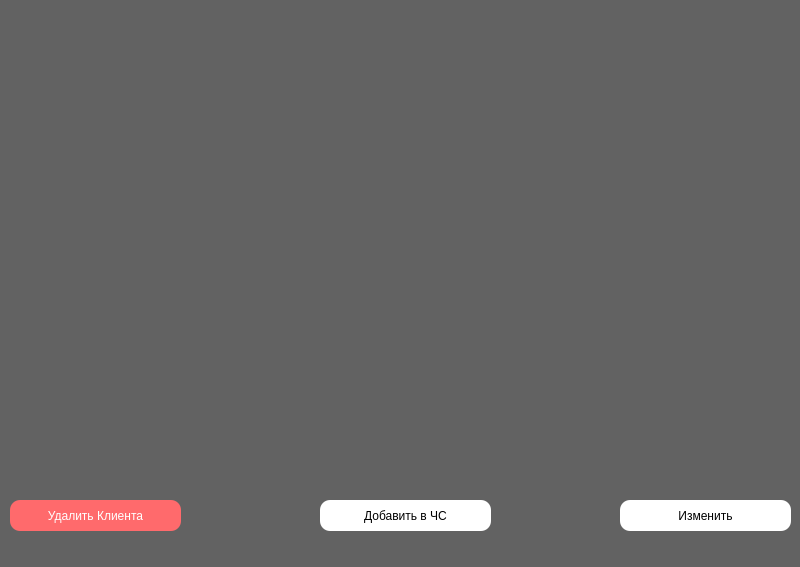
Before: the Qt Designer form interface/Clients.ui in CheckHHH/DataBasePP, drawn with Qt 5.
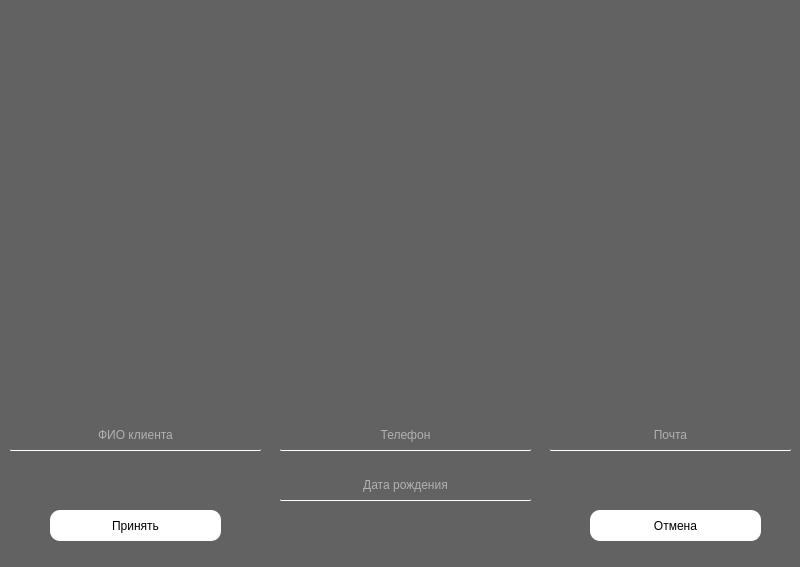
After: the same form once the commit is applied.

Patch:
```diff
--- a/interface/Clients.ui
+++ b/interface/Clients.ui
@@ -164,6 +164,199 @@
      <string>Добавить в ЧС</string>
     </property>
    </widget>
+   <widget class="QGroupBox" name="groupBox_change">
+    <property name="geometry">
+     <rect>
+      <x>0</x>
+      <y>390</y>
+      <width>801</width>
+      <height>181</height>
+     </rect>
+    </property>
+    <property name="styleSheet">
+     <string notr="true">background-color: rgb(98, 98, 98);
+border-radius: 1px;
+</string>
+    </property>
+    <property name="title">
+     <string/>
+    </property>
+    <property name="alignment">
+     <set>Qt::AlignLeading|Qt::AlignLeft|Qt::AlignVCenter</set>
+    </property>
+    <property name="flat">
+     <bool>true</bool>
+    </property>
+    <property name="checkable">
+     <bool>false</bool>
+    </property>
+    <widget class="QTextBrowser" name="textBrowser_errCheckClients_2">
+     <property name="geometry">
+      <rect>
+       <x>320</x>
+       <y>18</y>
+       <width>441</width>
+       <height>31</height>
+      </rect>
+     </property>
+     <property name="layoutDirection">
+      <enum>Qt::LeftToRight</enum>
+     </property>
+     <property name="html">
+      <string>&lt;!DOCTYPE HTML PUBLIC &quot;-//W3C//DTD HTML 4.0//EN&quot; &quot;http://www.w3.org/TR/REC-html40/strict.dtd&quot;&gt;
+&lt;html&gt;&lt;head&gt;&lt;meta name=&quot;qrichtext&quot; content=&quot;1&quot; /&gt;&lt;style type=&quot;text/css&quot;&gt;
+p, li { white-space: pre-wrap; }
+&lt;/style&gt;&lt;/head&gt;&lt;body style=&quot; font-family:'MS Shell Dlg 2'; font-size:8.25pt; font-weight:400; font-style:normal;&quot;&gt;
+&lt;p style=&quot;-qt-paragraph-type:empty; margin-top:0px; margin-bottom:0px; margin-left:0px; margin-right:0px; -qt-block-indent:0; text-indent:0px;&quot;&gt;&lt;br /&gt;&lt;/p&gt;&lt;/body&gt;&lt;/html&gt;</string>
+     </property>
+    </widget>
+    <widget class="QLineEdit" name="lineEdit_changeFIOClient">
+     <property name="geometry">
+      <rect>
+       <x>10</x>
+       <y>30</y>
+       <width>251</width>
+       <height>31</height>
+      </rect>
+     </property>
+     <property name="styleSheet">
+      <string notr="true">color: rgb(255, 255, 255);
+font: 87 8pt &quot;Segoe UI Black&quot;;
+border-bottom: 1px solid white;
+border-top: none; 
+border-left: none; 
+border-right: none;
+
+
+</string>
+     </property>
+     <property name="alignment">
+      <set>Qt::AlignCenter</set>
+     </property>
+     <property name="placeholderText">
+      <string>ФИО клиента</string>
+     </property>
+    </widget>
+    <widget class="QLineEdit" name="lineEdit_changeNumClient">
+     <property name="geometry">
+      <rect>
+       <x>280</x>
+       <y>30</y>
+       <width>251</width>
+       <height>31</height>
+      </rect>
+     </property>
+     <property name="styleSheet">
+      <string notr="true">color: rgb(255, 255, 255);
+font: 87 8pt &quot;Segoe UI Black&quot;;
+border-bottom: 1px solid white;
+border-top: none; 
+border-left: none; 
+border-right: none;
+
+
+
+</string>
+     </property>
+     <property name="text">
+      <string/>
+     </property>
+     <property name="alignment">
+      <set>Qt::AlignCenter</set>
+     </property>
+     <property name="placeholderText">
+      <string>Телефон</string>
+     </property>
+    </widget>
+    <widget class="QLineEdit" name="lineEdit_changeEmailClient">
+     <property name="geometry">
+      <rect>
+       <x>550</x>
+       <y>30</y>
+       <width>241</width>
+       <height>31</height>
+      </rect>
+     </property>
+     <property name="styleSheet">
+      <string notr="true">color: rgb(255, 255, 255);
+font: 87 8pt &quot;Segoe UI Black&quot;;
+border-bottom: 1px solid white;
+border-top: none; 
+border-left: none; 
+border-right: none;
+
+</string>
+     </property>
+     <property name="alignment">
+      <set>Qt::AlignCenter</set>
+     </property>
+     <property name="placeholderText">
+      <string>Почта</string>
+     </property>
+    </widget>
+    <widget class="QLineEdit" name="lineEdit_changeDateClient">
+     <property name="geometry">
+      <rect>
+       <x>280</x>
+       <y>80</y>
+       <width>251</width>
+       <height>31</height>
+      </rect>
+     </property>
+     <property name="styleSheet">
+      <string notr="true">color: rgb(255, 255, 255);
+font: 87 8pt &quot;Segoe UI Black&quot;;
+border-bottom: 1px solid white;
+border-top: none; 
+border-left: none; 
+border-right: none;
+
+</string>
+     </property>
+     <property name="alignment">
+      <set>Qt::AlignCenter</set>
+     </property>
+     <property name="placeholderText">
+      <string>Дата рождения</string>
+     </property>
+    </widget>
+    <widget class="QPushButton" name="pushButton_changeCancel">
+     <property name="geometry">
+      <rect>
+       <x>590</x>
+       <y>120</y>
+       <width>171</width>
+       <height>31</height>
+      </rect>
+     </property>
+     <property name="styleSheet">
+      <string notr="true">border-radius: 10%;
+font: 87 8pt &quot;Segoe UI Black&quot;;
+background-color: rgb(255, 255, 255);</string>
+     </property>
+     <property name="text">
+      <string>Отмена</string>
+     </property>
+    </widget>
+    <widget class="QPushButton" name="pushButton_Accept">
+     <property name="geometry">
+      <rect>
+       <x>50</x>
+       <y>120</y>
+       <width>171</width>
+       <height>31</height>
+      </rect>
+     </property>
+     <property name="styleSheet">
+      <string notr="true">border-radius: 10%;
+font: 87 8pt &quot;Segoe UI Black&quot;;
+background-color: rgb(255, 255, 255);</string>
+     </property>
+     <property name="text">
+      <string>Принять</string>
+     </property>
+    </widget>
+   </widget>
   </widget>
   <widget class="QStatusBar" name="statusbar"/>
  </widget>
```
Left out of the diff: 6 changed lines with no effect on the pictures.
